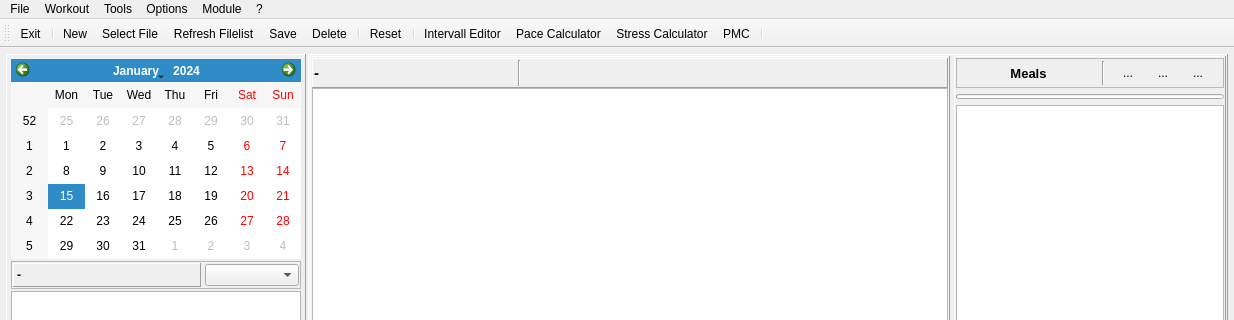
First picture: the form in mainwindow.ui, repository Tria-Andy/WorkoutEditor, before the edit; both pictures show x 0 to 1234 and y 0 to 320 of the 1234 by 766 pixel window.
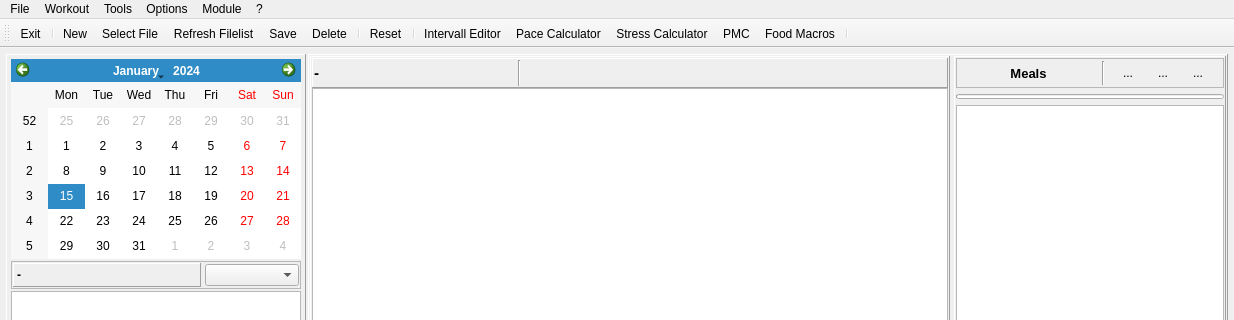
Second picture: the form after the edit. The open tabs and pages were chosen to show the change. Icons and pictures are not drawn. Custom widgets are drawn as their Qt base class.

Commit message: Add Fodd Macros

What changed in the file:
```diff
--- a/mainwindow.ui
+++ b/mainwindow.ui
@@ -2984,6 +2984,7 @@
    <addaction name="actionPace_Calculator"/>
    <addaction name="actionStress_Calculator"/>
    <addaction name="actionPMC"/>
+   <addaction name="actionFood_Macros"/>
    <addaction name="separator"/>
   </widget>
   <widget class="QStatusBar" name="statusBar"/>
@@ -3185,6 +3186,15 @@
     <string>Delete</string>
    </property>
   </action>
+  <action name="actionFood_Macros">
+   <property name="icon">
+    <iconset resource="resources.qrc">
+     <normaloff>:/images/icons/Load.png</normaloff>:/images/icons/Load.png</iconset>
+   </property>
+   <property name="text">
+    <string>Food Macros</string>
+   </property>
+  </action>
  </widget>
  <layoutdefault spacing="6" margin="11"/>
  <customwidgets>
```
Left out of the diff: 5 changed lines with no effect on the pictures. The commit also changes 14 other files.
